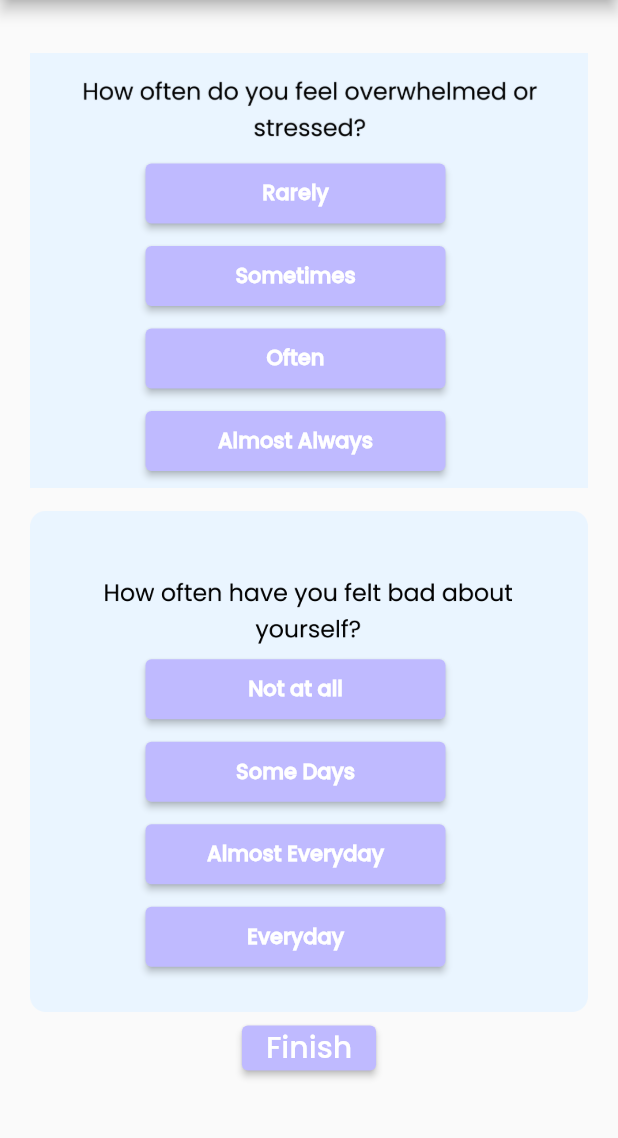
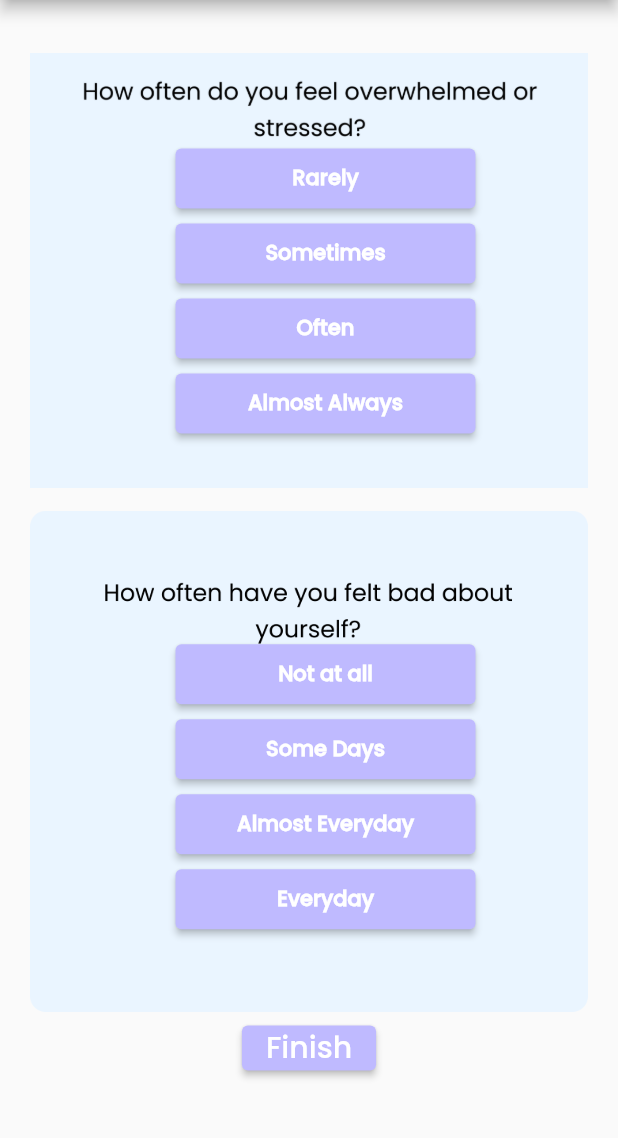
Before and after one commit to kritika601/SootheSpace, a Flutter app: the quiz1 screen opened directly, after a tap on "Get Started", on a phone screen of 412 x 824 dp, the part 84-1222 px from its top. Run offline on Flutter 3.47's test engine with Material 2 defaults, Android fonts, the light colour scheme and no system bars; missing offline and left inert: ar_flutter_plugin.

Commit message:
UI corrections

```diff
--- a/lib/screens/quiz_screen1.dart
+++ b/lib/screens/quiz_screen1.dart
@@ -118,8 +118,8 @@ class _quiz1State extends State<quiz1> {
                             children: <Widget>[
                               Image.asset('assets/images/img3.png'),
                               Positioned(
-                                top:185,
-                                right:95,
+                                top:170,
+                                right:74,
                                 child: ElevatedButton(
                                   onPressed: (){
                                     Navigator.push(
--- a/lib/screens/quiz_screen2.dart
+++ b/lib/screens/quiz_screen2.dart
@@ -54,8 +54,8 @@ class _quiz2State extends State<quiz2> {
                             children: <Widget>[
                               Image.asset('assets/images/img4.png'),
                               Positioned(
-                                top:70,
-                                right:95,
+                                top:60,
+                                right:75,
                                 child: ElevatedButton(
                                   onPressed: () {},
                                   style: ElevatedButton.styleFrom(
@@ -72,8 +72,8 @@ class _quiz2State extends State<quiz2> {
                                 ),
                               ),
                               Positioned(
-                                top:125,
-                                right:95,
+                                top:110,
+                                right:75,
                                 child: ElevatedButton(
                                   onPressed: () {},
                                   style: ElevatedButton.styleFrom(
@@ -89,8 +89,8 @@ class _quiz2State extends State<quiz2> {
                                 ),
                               ),
                               Positioned(
-                                top:180,
-                                right:95,
+                                top:160,
+                                right:75,
                                 child: ElevatedButton(
                                   onPressed: () {},
                                   style: ElevatedButton.styleFrom(
@@ -106,8 +106,8 @@ class _quiz2State extends State<quiz2> {
                                 ),
                               ),
                               Positioned(
-                                top:235,
-                                right:95,
+                                top:210,
+                                right:75,
                                 child: ElevatedButton(
                                   onPressed: () {},
                                   style: ElevatedButton.styleFrom(
@@ -131,8 +131,8 @@ class _quiz2State extends State<quiz2> {
                             children:<Widget>[
                               Image.asset('assets/images/img6.png'),
                               Positioned(
-                                top:95,
-                                right:95,
+                                top:85,
+                                right:75,
                                 child: ElevatedButton(
                                   onPressed: () {},
                                   style: ElevatedButton.styleFrom(
@@ -149,8 +149,8 @@ class _quiz2State extends State<quiz2> {
                                 ),
                               ),
                               Positioned(
-                                top:150,
-                                right:95,
+                                top:135,
+                                right:75,
                                 child: ElevatedButton(
                                   onPressed: () {},
                                   style: ElevatedButton.styleFrom(
@@ -166,8 +166,8 @@ class _quiz2State extends State<quiz2> {
                                 ),
                               ),
                               Positioned(
-                                top:205,
-                                right:95,
+                                top:185,
+                                right:75,
                                 child: ElevatedButton(
                                   onPressed: () {},
                                   style: ElevatedButton.styleFrom(
@@ -183,8 +183,8 @@ class _quiz2State extends State<quiz2> {
                                 ),
                               ),
                               Positioned(
-                                top:260,
-                                right:95,
+                                top:235,
+                                right:75,
                                 child: ElevatedButton(
                                   onPressed: () {},
                                   style: ElevatedButton.styleFrom(
```
Also changed, not shown: lib/screens/expert_screen.dart (+13 -0 lines), lib/screens/recommended_vr_environments.dart (+5 -5 lines).
